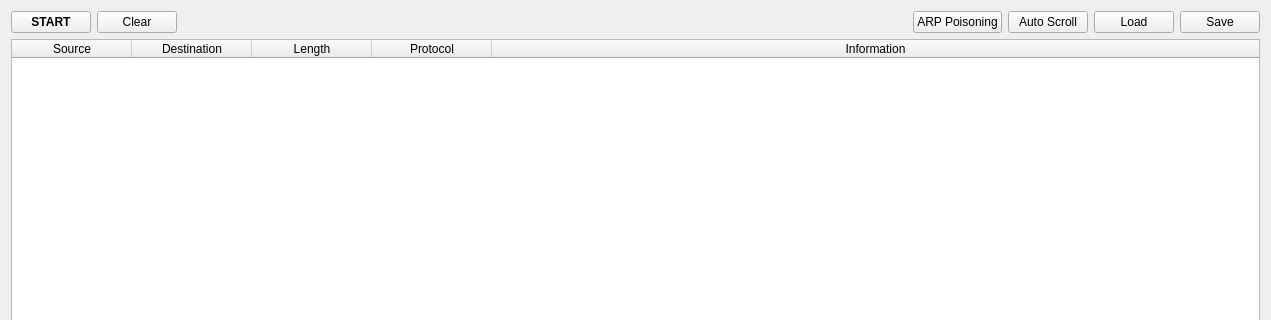
The window that mainwindow.ui (Shinao/CDansLair) describes before a commit, drawn with Qt 5; both pictures show x 0 to 1271 and y 0 to 320 of the 1271 by 535 pixel window.
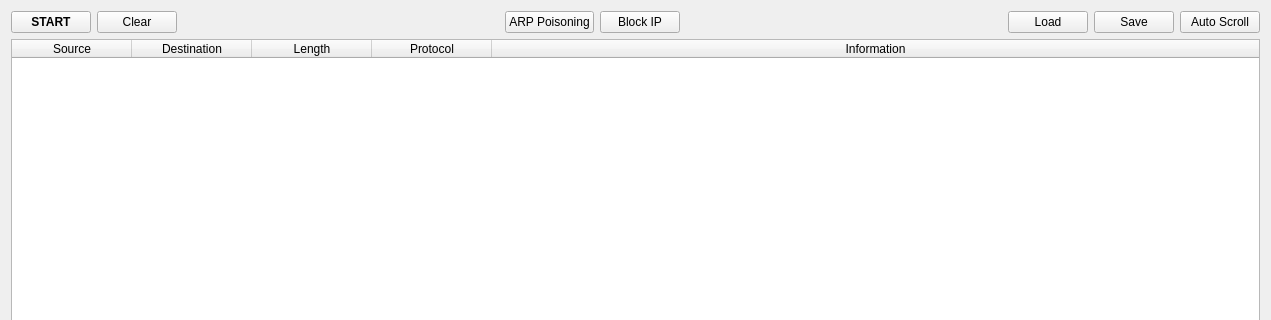
The same window after the commit.

Commit message: Add/Remove ip to block

```diff
--- a/mainwindow.ui
+++ b/mainwindow.ui
@@ -105,12 +105,25 @@
        </widget>
       </item>
       <item>
-       <widget class="QPushButton" name="pb_scroll">
+       <widget class="QPushButton" name="pb_block">
         <property name="text">
-         <string>Auto Scroll</string>
+         <string>Block IP</string>
         </property>
        </widget>
       </item>
+      <item>
+       <spacer name="horizontalSpacer_2">
+        <property name="orientation">
+         <enum>Qt::Horizontal</enum>
+        </property>
+        <property name="sizeHint" stdset="0">
+         <size>
+          <width>40</width>
+          <height>20</height>
+         </size>
+        </property>
+       </spacer>
+      </item>
       <item>
        <widget class="QPushButton" name="pb_load">
         <property name="text">
@@ -125,6 +138,13 @@
         </property>
        </widget>
       </item>
+      <item>
+       <widget class="QPushButton" name="pb_scroll">
+        <property name="text">
+         <string>Auto Scroll</string>
+        </property>
+       </widget>
+      </item>
      </layout>
     </item>
    </layout>
```
The commit also changes 9 other files.
